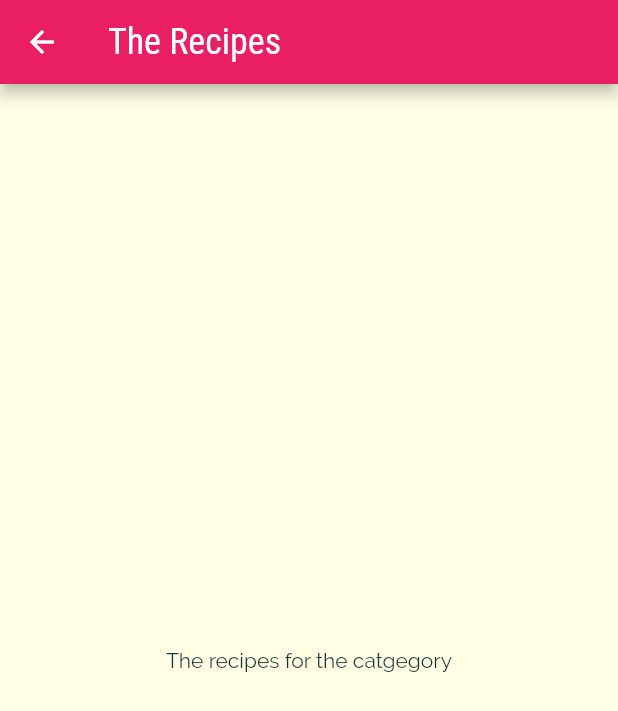
After one commit to 21satvik/Meals_app, a Flutter app: the screen it shows after launch, after a tap on "Italian", on a phone screen of 412 x 824 dp. The commit adds this screen. Shown: the top 711 px of the screen. Run offline on Flutter 3.47's test engine with Material 2 defaults, Android fonts, the phone set to English and light mode, and no system bars.

Commit message:
category page added

```diff
--- a/lib/category_item.dart
+++ b/lib/category_item.dart
@@ -1,4 +1,6 @@
 import 'package:flutter/material.dart';
+
+import './category_meals_screen.dart';
 
 class CategoryItem extends StatelessWidget {
   final String title;
@@ -6,9 +8,21 @@ class CategoryItem extends StatelessWidget {
 
   CategoryItem(this.title, this.color);
 
+  void selectCategory(BuildContext ctx) {
+    Navigator.of(ctx).push(
+      MaterialPageRoute(builder: (_) {
+        return CategoryMealsScreen();
+      }),
+    );
+  }
+
   @override
   Widget build(BuildContext context) {
-    return Container(
+    return InkWell(
+      onTap: () => selectCategory(context),
+      splashColor: Theme.of(context).primaryColor,
+      borderRadius: BorderRadius.circular(15),
+      child: Container(
         padding: const EdgeInsets.all(15),
         child: Text(
           title,
@@ -25,6 +39,7 @@ class CategoryItem extends StatelessWidget {
           ),
           borderRadius: BorderRadius.circular(15),
         ),
+      ),
     );
   }
 }
--- /dev/null
+++ b/lib/category_meals_screen.dart
@@ -0,0 +1,19 @@
+import 'package:flutter/material.dart';
+
+class CategoryMealsScreen extends StatelessWidget {
+  @override
+  Widget build(BuildContext context) {
+    return Scaffold(
+      appBar: AppBar(
+        title: Text(
+          'The Recipes',
+        ),
+      ),
+      body: Center(
+        child: Text(
+          'The recipes for the catgegory',
+        ),
+      ),
+    );
+  }
+}
```
Lines whose indentation alone changed are shown as unchanged.
